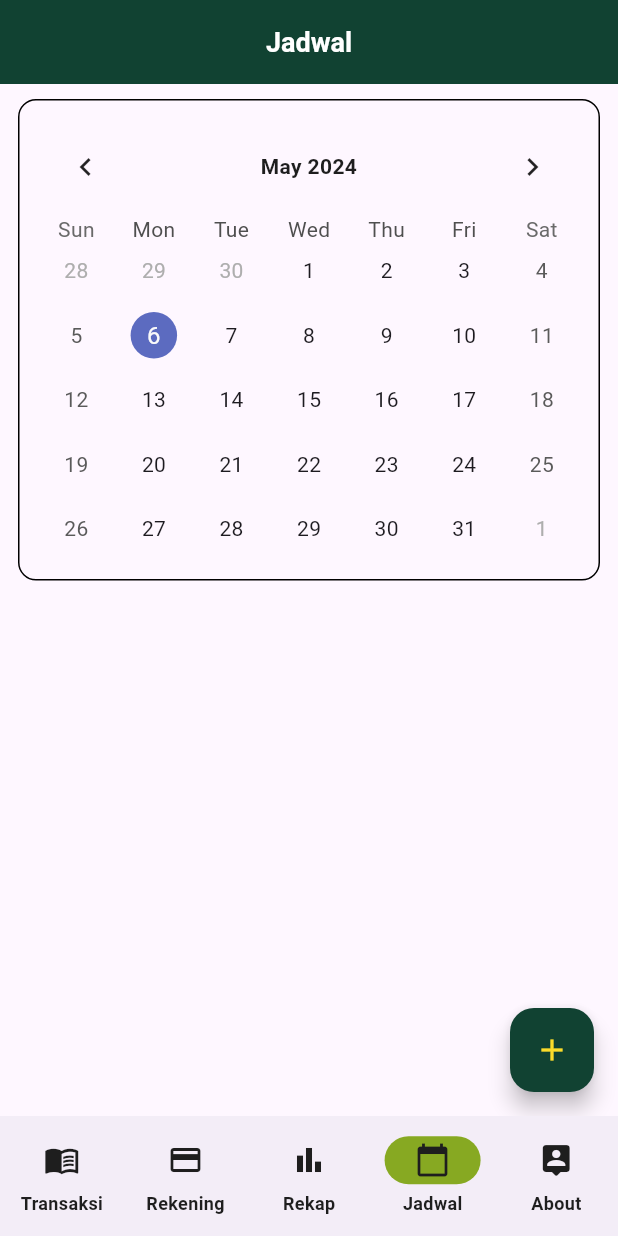
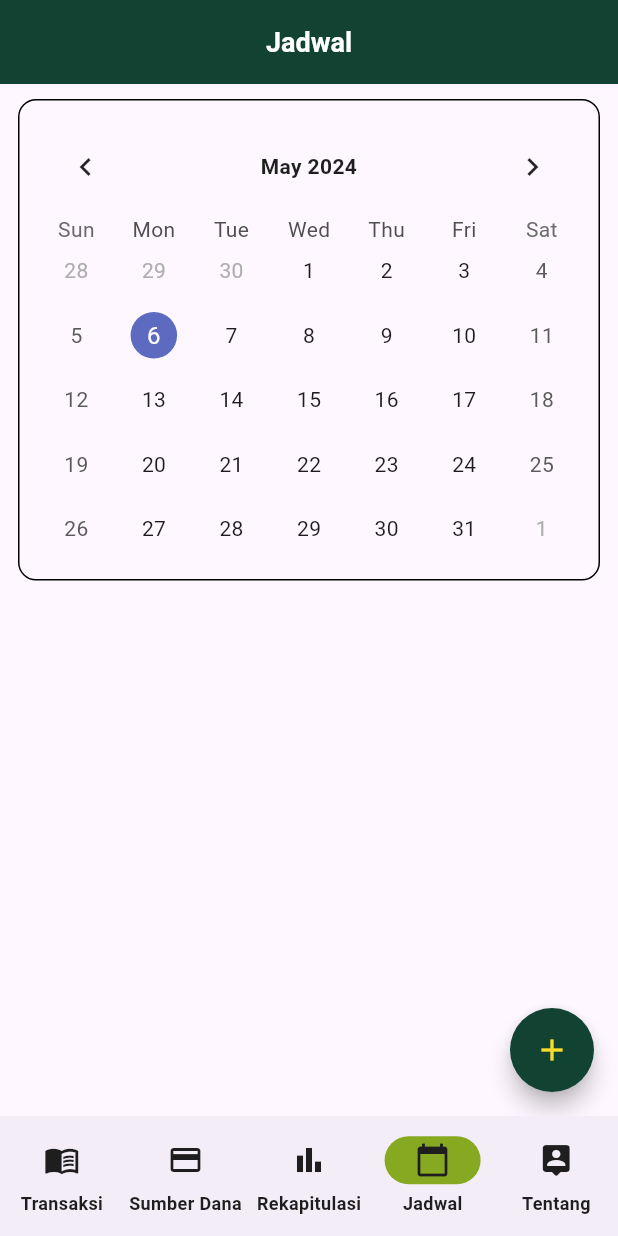
Before and after one commit to justucok/passion_shoot, a Flutter app: the screen it shows after launch, item 4 of the bottom bar chosen, after a tap on the "add" icon, on a phone screen of 412 x 824 dp. Run offline on Flutter 3.47's test engine with Material 3 defaults, Android fonts, the phone set to English and light mode, and no system bars; drawn by our look-alikes of table_calendar; our stand-ins replace flutter_speed_dial, pie_chart; Roboto replaces fonts that are missing (inter).

Commit message:
update appbar transaction & bottom drawer

```diff
--- a/lib/config/routes/routes.dart
+++ b/lib/config/routes/routes.dart
@@ -6,7 +6,7 @@ class MyRoutes {
     switch (settings.name) {
       case '/':
         return MaterialPageRoute(
-            builder: (context) => const HomeScreen());
+            builder: (context) => HomeScreen());
 
       default:
         throw Exception('Invalid Route');
--- a/lib/features/pages/home/home.dart
+++ b/lib/features/pages/home/home.dart
@@ -48,11 +48,11 @@ class _HomeScreenState extends State<HomeScreen> {
             ),
             NavigationDestination(
               icon: Icon(Icons.credit_card),
-              label: 'Rekening',
+              label: 'Sumber Dana',
             ),
             NavigationDestination(
               icon: Icon(Icons.bar_chart),
-              label: 'Rekap',
+              label: 'Rekapitulasi',
             ),
             NavigationDestination(
               icon: Icon(Icons.calendar_today),
@@ -60,7 +60,7 @@ class _HomeScreenState extends State<HomeScreen> {
             ),
             NavigationDestination(
               icon: Icon(Icons.person_pin_rounded),
-              label: 'About',
+              label: 'Tentang',
             ),
           ],
           selectedIndex: _currentIndex,
--- a/lib/features/widget/about/about.dart
+++ b/lib/features/widget/about/about.dart
@@ -1,5 +1,4 @@
 import 'package:flutter/material.dart';
-import 'package:flutter/widgets.dart';
 import 'package:proj_passion_shoot/config/theme/app_theme.dart';
 import 'package:proj_passion_shoot/features/widget/custom_appbar.dart';
 
@@ -13,7 +12,7 @@ class AboutContent extends StatelessWidget {
     return Scaffold(
       appBar: const PreferredSize(
         preferredSize: Size.fromHeight(56),
-        child: CustomAppBar(title: 'About'),
+        child: CustomAppBar(title: 'Tentang Aplikasi'),
       ),
       body: Container(
         margin: const EdgeInsets.symmetric(horizontal: 12, vertical: 10),
--- a/lib/features/widget/add_button.dart
+++ b/lib/features/widget/add_button.dart
@@ -2,15 +2,14 @@ import 'package:flutter/material.dart';
 import 'package:proj_passion_shoot/config/theme/app_theme.dart';
 
 class AddButton extends StatelessWidget {
-  const AddButton({
-    super.key, required this.onPressed,
-  });
+  const AddButton({super.key, required this.onPressed,});
 
   final void Function()? onPressed;
 
   @override
   Widget build(BuildContext context) {
     return FloatingActionButton(
+      shape: const CircleBorder(),
       onPressed: onPressed,
       backgroundColor: primaryColor,
       child: Icon(Icons.add,color: alternativeColor,),
--- a/lib/features/widget/custom_appbar.dart
+++ b/lib/features/widget/custom_appbar.dart
@@ -3,14 +3,17 @@ import 'package:proj_passion_shoot/config/theme/app_theme.dart';
 
 class CustomAppBar extends StatelessWidget {
   const CustomAppBar({
-    super.key, required this.title,
+    super.key, required this.title, this.leading,
   });
 
   final String title;
+  final Widget? leading;
 
   @override
   Widget build(BuildContext context) {
     return AppBar(
+      automaticallyImplyLeading: false,
+      leading: leading,
       centerTitle: true,
       title: Text(
         title,
--- a/lib/features/widget/method/method.dart
+++ b/lib/features/widget/method/method.dart
@@ -1,5 +1,6 @@
 import 'package:flutter/material.dart';
 import 'package:proj_passion_shoot/config/theme/app_theme.dart';
+import 'package:proj_passion_shoot/features/widget/add_button.dart';
 import 'package:proj_passion_shoot/features/widget/custom_appbar.dart';
 
 class MethodContent extends StatelessWidget {
@@ -13,7 +14,7 @@ class MethodContent extends StatelessWidget {
       appBar: const PreferredSize(
         preferredSize: Size.fromHeight(56),
         child: CustomAppBar(
-          title: 'Rekening',
+          title: 'Sumber Dana',
         ),
       ),
       body: Container(
@@ -131,6 +132,9 @@ class MethodContent extends StatelessWidget {
           ],
         ),
       ),
+      floatingActionButton: AddButton(onPressed: () {
+
+      },),
     );
   }
 }
--- /dev/null
+++ b/lib/features/widget/multiple_button.dart
@@ -0,0 +1,59 @@
+import 'package:flutter/material.dart';
+import 'package:flutter_speed_dial/flutter_speed_dial.dart';
+import 'package:proj_passion_shoot/config/theme/app_theme.dart';
+
+class MultipleButton extends StatelessWidget {
+  const MultipleButton({
+    super.key,
+    required this.addPressed,
+    required this.outPressed,
+  });
+
+  final void Function()? addPressed;
+  final void Function()? outPressed;
+
+  @override
+  Widget build(BuildContext context) {
+    return SpeedDial(
+      activeIcon: Icons.close,
+      backgroundColor: primaryColor,
+      iconTheme: IconThemeData(color: alternativeColor),
+      children: [
+        SpeedDialChild(
+            shape: const CircleBorder(),
+            backgroundColor: secondaryColor,
+            labelWidget: Text(
+              'Pemasukan',
+              style: primaryTextStyle,
+            ),
+            child: Icon(
+              Icons.attach_money,
+              color: secondaryTextColor,
+            ),
+            onTap: addPressed),
+        SpeedDialChild(
+          shape: const CircleBorder(),
+          backgroundColor: secondaryColor,
+          labelWidget: Text(
+            'Pengeluaran',
+            style: primaryTextStyle,
+          ),
+          child: Icon(
+            Icons.shopping_basket,
+            color: secondaryTextColor,
+          ),
+          onTap: outPressed,
+        ),
+      ],
+      child: Icon(
+        Icons.add,
+        color: alternativeColor,
+      ),
+    );
+    // FloatingActionButton(
+    //   onPressed: onPressed,
+    //   backgroundColor: primaryColor,
+    //   child: Icon(Icons.add,color: alternativeColor,),
+    // );
+  }
+}
--- a/lib/features/widget/schedule/schedule.dart
+++ b/lib/features/widget/schedule/schedule.dart
@@ -57,7 +57,6 @@ class _ScheduleContentState extends State<ScheduleContent> {
         ),
       ),
       floatingActionButton: AddButton(onPressed: () {
-
       },),
     );
   }
--- /dev/null
+++ b/lib/features/widget/transaction/datepicker_app_bar.dart
@@ -0,0 +1,48 @@
+import 'package:flutter/material.dart';
+import 'package:intl/intl.dart';
+import 'package:proj_passion_shoot/config/theme/app_theme.dart';
+
+class DatepickerAppBar extends StatefulWidget {
+  const DatepickerAppBar({super.key});
+
+  @override
+  State<DatepickerAppBar> createState() => _DatepickerAppBarState();
+}
+
+class _DatepickerAppBarState extends State<DatepickerAppBar> {
+  DateTime _selectedDate = DateTime.now();
+
+  Future<void> _selectDate(BuildContext context) async {
+    final DateTime? pickedDate = await showDatePicker(
+      context: context,
+      initialDate: _selectedDate,
+      firstDate: DateTime(2000),
+      lastDate: DateTime(3000),
+    );
+    if (pickedDate != null && pickedDate != _selectedDate) {
+      setState(() {
+        _selectedDate = pickedDate;
+      });
+    }
+  }
+
+  @override
+  Widget build(BuildContext context) {
+    return Scaffold(
+      appBar: AppBar(
+        backgroundColor: primaryColor,
+        centerTitle: true,
+        title: Text(
+          DateFormat('E, d MMM yyyy').format(_selectedDate),
+          style: secondaryTextStyle.copyWith(fontSize: 18),
+        ),
+        actions: [
+          IconButton(
+            icon: Icon(Icons.calendar_today, color: secondaryTextColor,),
+            onPressed: () => _selectDate(context),
+          ),
+        ],
+      ),
+    );
+  }
+}
--- a/lib/features/widget/transaction/transaction.dart
+++ b/lib/features/widget/transaction/transaction.dart
@@ -1,8 +1,8 @@
 import 'package:flutter/material.dart';
-import 'package:intl/intl.dart';
-import 'package:proj_passion_shoot/config/theme/app_theme.dart';
-import 'package:proj_passion_shoot/features/widget/add_button.dart';
+import 'package:proj_passion_shoot/features/pages/transaction/transaction.dart';
+import 'package:proj_passion_shoot/features/widget/multiple_button.dart';
 import 'package:proj_passion_shoot/features/widget/transaction/content_list.dart';
+import 'package:proj_passion_shoot/features/widget/transaction/datepicker_app_bar.dart';
 import 'package:proj_passion_shoot/features/widget/transaction/statusbar.dart';
 
 class TransactionContent extends StatefulWidget {
@@ -17,36 +17,15 @@ class TransactionContent extends StatefulWidget {
 class _TransactionContentState extends State<TransactionContent> {
   @override
   Widget build(BuildContext context) {
-    DateTime selectedDate = DateTime.now();
-
     return Scaffold(
       // App bar
+      appBar: const PreferredSize(
+        preferredSize: Size.fromHeight(56),
+        child: DatepickerAppBar(),
+      ),
       // end app bar
-      body: Column(
+      body: const Column(
         children: [
-          Container(
-            color: primaryColor,
-            width: double.infinity,
-            alignment: Alignment.center,
-            child: TextButton(
-              onPressed: () {
-                showDatePicker(
-                  context: context,
-                  initialDate: selectedDate,
-                  firstDate: DateTime(2000),
-                  lastDate: DateTime(3000),
-                ).then((value) {
-                  setState(() {
-                    selectedDate = value!;
-                  });
-                });
-              },
-              child: Text(
-                DateFormat('E, d MMM yyyy').format(selectedDate),
-                style: secondaryTextStyle.copyWith(fontSize: 18),
-              ),
-            ),
-          ),
           // status bar
           StatusBar(),
           // end status bar
@@ -56,8 +35,15 @@ class _TransactionContentState extends State<TransactionContent> {
         ],
       ),
       // add button
-      floatingActionButton: AddButton(
-        onPressed: () {},
+      floatingActionButton: MultipleButton(
+        addPressed: () {
+          Navigator.of(context).push(
+            MaterialPageRoute<dynamic>(
+              builder: (context) => TransactionScreen(onPressed: () {  },)
+            ),
+          );
+        },
+        outPressed: () {},
       ),
       // end add button
     );
--- a/pubspec.yaml
+++ b/pubspec.yaml
@@ -9,6 +9,7 @@ environment:
 dependencies:
   flutter:
     sdk: flutter
+  flutter_speed_dial: ^7.0.0
   intl: ^0.19.0
   molten_navigationbar_flutter: ^1.0.1
   pie_chart: ^5.4.0
```
Also changed, not shown: lib/features/pages/transaction/transaction.dart (added, +62 -0 lines), lib/features/widget/recap/recap.dart (+13 -8 lines), pubspec.lock.
